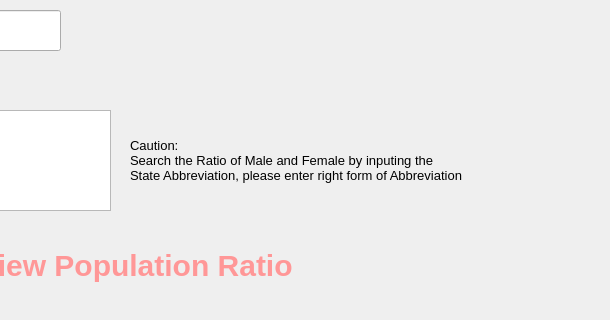
Before: the Qt Designer form GUI/ratio.ui in Tashi-Shiro/CSE412Project, drawn with Qt 5; both pictures show x 490 to 1100 and y 0 to 320 of the 1100 by 777 pixel window.
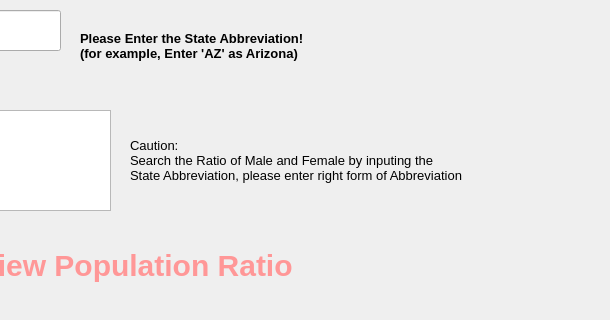
After: the same form once the commit is applied.

What changed in the file:
```diff
--- a/GUI/ratio.ui
+++ b/GUI/ratio.ui
@@ -151,6 +151,27 @@
 State Abbreviation, please enter right form of Abbreviation</string>
    </property>
   </widget>
+  <widget class="QLabel" name="label_3">
+   <property name="geometry">
+    <rect>
+     <x>570</x>
+     <y>10</y>
+     <width>391</width>
+     <height>71</height>
+    </rect>
+   </property>
+   <property name="font">
+    <font>
+     <pointsize>10</pointsize>
+     <weight>75</weight>
+     <bold>true</bold>
+    </font>
+   </property>
+   <property name="text">
+    <string>Please Enter the State Abbreviation! 
+(for example, Enter 'AZ' as Arizona)</string>
+   </property>
+  </widget>
  </widget>
  <resources/>
  <connections/>
```
